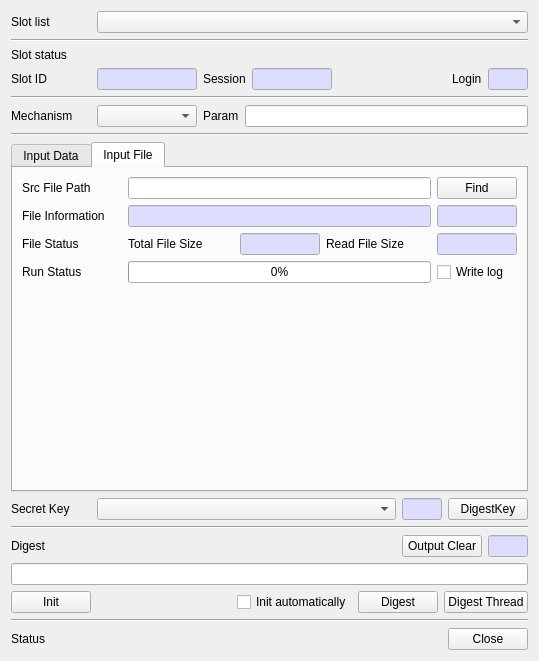
The window that CryptokiMan/digest_dlg.ui (jykim74/CryptokiMan) describes before a commit, drawn with Qt 5.
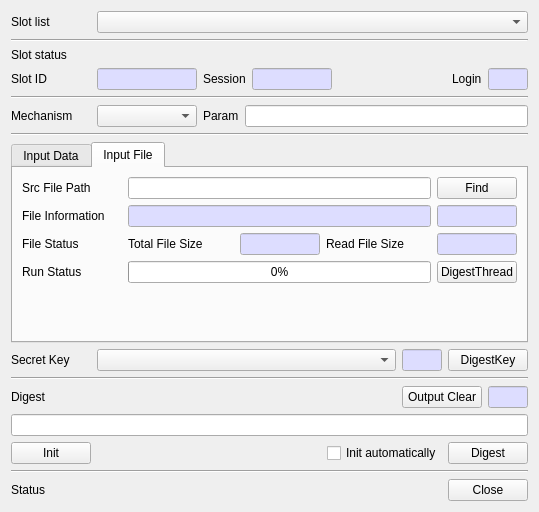
The same window after the commit.

Commit message: Digest,Sign,Verify, Encrypt, Decrypt 파일 스레드 지원

What changed in the file:
```diff
--- a/CryptokiMan/digest_dlg.ui
+++ b/CryptokiMan/digest_dlg.ui
@@ -7,7 +7,7 @@
     <x>0</x>
     <y>0</y>
     <width>539</width>
-    <height>661</height>
+    <height>512</height>
    </rect>
   </property>
   <property name="windowTitle">
@@ -855,15 +855,9 @@
           </widget>
          </item>
          <item row="0" column="2">
-          <widget class="QCheckBox" name="mWriteLogCheck">
-           <property name="minimumSize">
-            <size>
-             <width>80</width>
-             <height>0</height>
-            </size>
-           </property>
+          <widget class="QPushButton" name="mDigestThreadBtn">
            <property name="text">
-            <string>Write log</string>
+            <string>DigestThread</string>
            </property>
           </widget>
          </item>
@@ -1123,13 +1117,6 @@
        </property>
       </widget>
      </item>
-     <item>
-      <widget class="QPushButton" name="mDigestThreadBtn">
-       <property name="text">
-        <string>Digest Thread</string>
-       </property>
-      </widget>
-     </item>
     </layout>
    </item>
    <item>
```
Left out of the diff: 1 changed line with no effect on the pictures. The commit also changes 26 other files.
